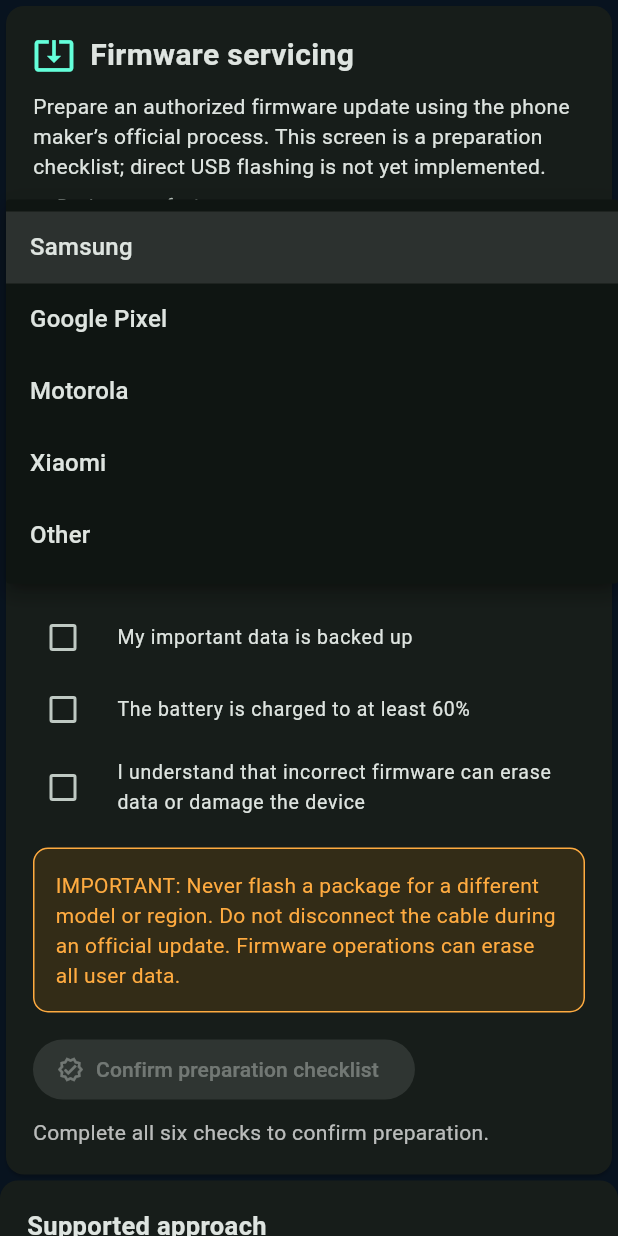
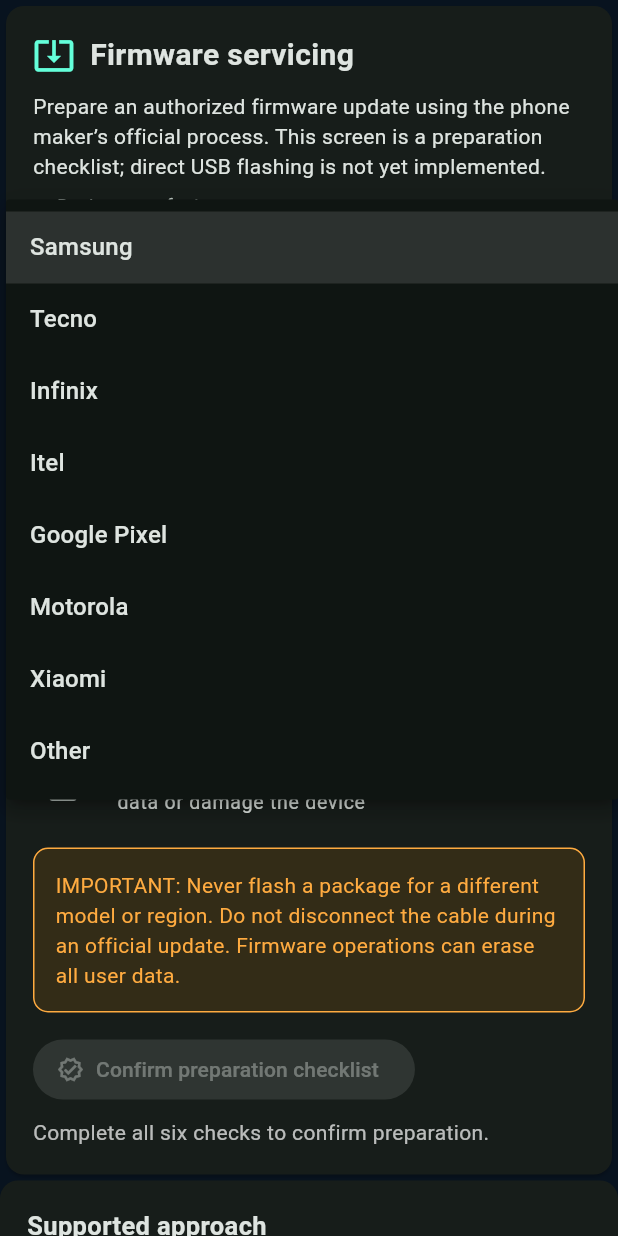
Before and after one commit to nabonyajenipher-cell/Bwayo-supa-app, a Flutter app: the FirmwarePage widget shown alone on an empty page, opened directly, after a tap on "Samsung", on a phone screen of 412 x 824 dp. Run offline on Flutter 3.47's test engine with Material 3 defaults, Android fonts, the phone set to English and light mode, and no system bars.

Commit message:
Add Tecno Infinix and Itel firmware preparation options

```diff
--- a/Bwayo_Miracle_Thunder/lib/main.dart
+++ b/Bwayo_Miracle_Thunder/lib/main.dart
@@ -141,7 +141,7 @@ class _FirmwarePageState extends State<FirmwarePage> {
         DropdownButtonFormField<String>(
           value: brand,
           decoration: const InputDecoration(labelText: 'Device manufacturer', border: OutlineInputBorder()),
-          items: const ['Samsung', 'Google Pixel', 'Motorola', 'Xiaomi', 'Other'].map((v) => DropdownMenuItem(value: v, child: Text(v))).toList(),
+          items: const ['Samsung', 'Tecno', 'Infinix', 'Itel', 'Google Pixel', 'Motorola', 'Xiaomi', 'Other'].map((v) => DropdownMenuItem(value: v, child: Text(v))).toList(),
           onChanged: (v) => setState(() => brand = v ?? brand),
         ),
         const SizedBox(height: 16),
```
